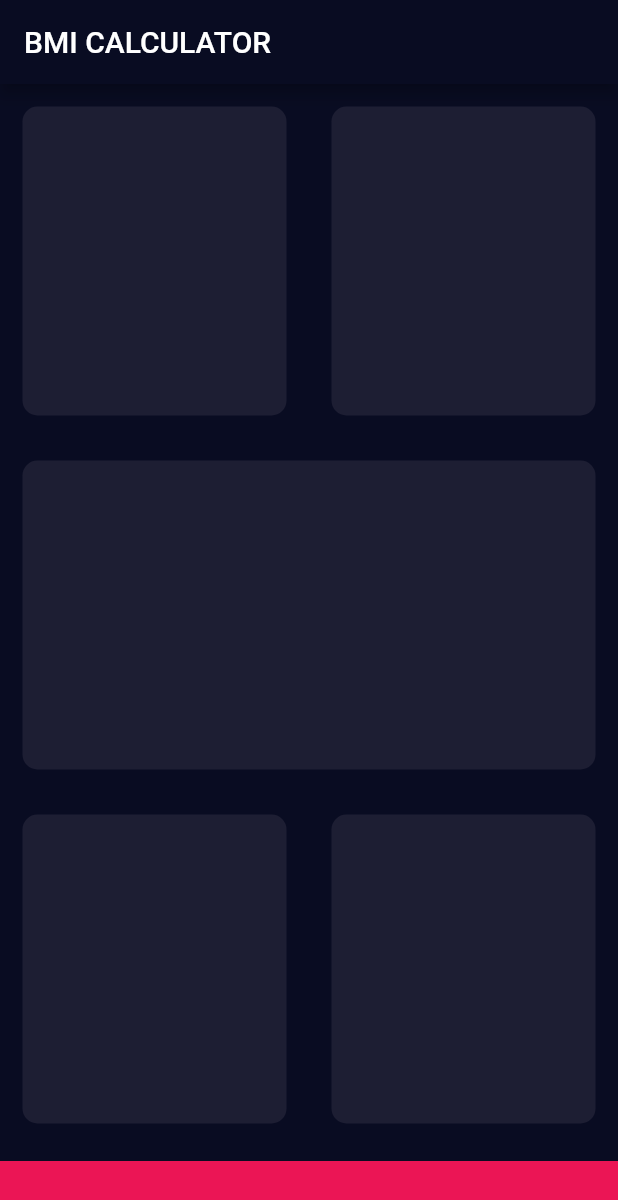
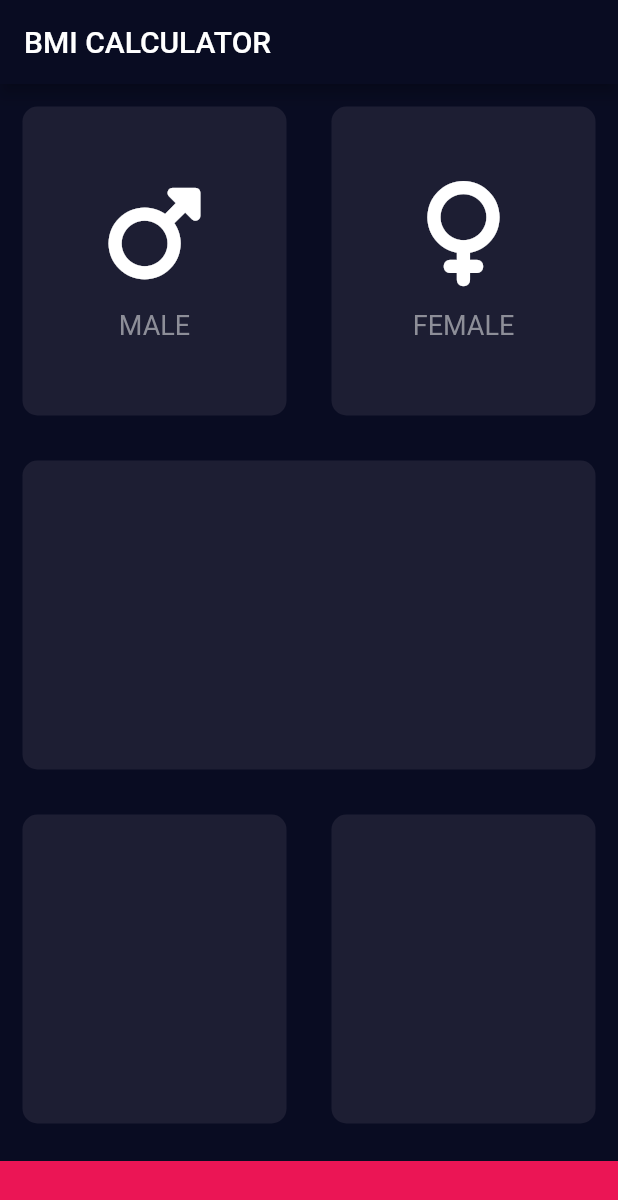
Before and after one commit to Sherry-jsp/BMI_calculator, a Flutter app: the screen it shows after launch, on a phone screen of 412 x 824 dp. Shown: the top 1200 px of the screen. Run offline on Flutter 3.47's test engine with Material 2 defaults, Android fonts, the phone set to English and light mode, and no system bars; our stand-ins replace font_awesome_flutter.

Commit message:
refactor(separation):custom widgets in different dart files

```diff
--- /dev/null
+++ b/lib/icon_content.dart
@@ -0,0 +1,33 @@
+import 'package:flutter/material.dart';
+
+const labelTextStyle = TextStyle(
+  fontSize: 18.0,
+  color: Color(0xFF8D8E98),
+);
+
+class IconContent extends StatelessWidget {
+  IconContent({this.icon, this.label});
+
+  final IconData? icon;
+  final String? label;
+
+  @override
+  Widget build(BuildContext context) {
+    return Column(
+      mainAxisAlignment: MainAxisAlignment.center,
+      children: [
+        Icon(
+          icon,
+          size: 70.0,
+        ),
+        SizedBox(
+          height: 15.0,
+        ),
+        Text(
+          label!,
+          style: labelTextStyle,
+        )
+      ],
+    );
+  }
+}
--- a/lib/input_page.dart
+++ b/lib/input_page.dart
@@ -1,5 +1,7 @@
 import 'package:flutter/material.dart';
 import 'package:font_awesome_flutter/font_awesome_flutter.dart';
+import 'icon_content.dart';
+import 'reusable_card.dart';
 
 const bottomContainerHeight = 50.0;
 const boxColor = Color(0xFF1D1E33);
@@ -26,25 +28,37 @@ class _InputPageState extends State<InputPage> {
               child: Row(
                 children: [
                   Expanded(
-                    child: ReusableCard(colour:boxColor),
+                    child: ReusableCard(
+                      colour: boxColor,
+                      cardChild: IconContent(
+                        icon: FontAwesomeIcons.mars,
+                        label: 'MALE',
+                      ),
+                    ),
                   ),
                   Expanded(
-                    child: ReusableCard(colour:boxColor),
+                    child: ReusableCard(
+                      colour: boxColor,
+                      cardChild: IconContent(
+                        icon: FontAwesomeIcons.venus,
+                        label: 'FEMALE',
+                      ),
+                    ),
                   ),
                 ],
               ),
             ),
             Expanded(
-              child:ReusableCard(colour:boxColor),
+              child: ReusableCard(colour: boxColor),
             ),
             Expanded(
               child: Row(
                 children: [
                   Expanded(
-                    child: ReusableCard(colour:boxColor),
+                    child: ReusableCard(colour: boxColor),
                   ),
                   Expanded(
-                    child: ReusableCard(colour:boxColor),
+                    child: ReusableCard(colour: boxColor),
                   ),
                 ],
               ),
@@ -61,22 +75,3 @@ class _InputPageState extends State<InputPage> {
     );
   }
 }
-
-class ReusableCard extends StatelessWidget {
-  ReusableCard({required this.colour, this.cardChild}); //constructor
-
-  final Color colour;
-  final Widget? cardChild;
-
-  @override
-  Widget build(BuildContext context) {
-    return Container(
-      margin: const EdgeInsets.all(15.0),
-      decoration: BoxDecoration(
-        color: colour,
-        borderRadius: BorderRadius.circular(10.0),
-      ),
-      child: cardChild,
-    );
-  }
-}
--- /dev/null
+++ b/lib/reusable_card.dart
@@ -0,0 +1,20 @@
+import 'package:flutter/material.dart';
+
+class ReusableCard extends StatelessWidget {
+  ReusableCard({required this.colour, this.cardChild}); //constructor
+
+  final Color colour;
+  final Widget? cardChild;
+
+  @override
+  Widget build(BuildContext context) {
+    return Container(
+      margin: const EdgeInsets.all(15.0),
+      decoration: BoxDecoration(
+        color: colour,
+        borderRadius: BorderRadius.circular(10.0),
+      ),
+      child: cardChild,
+    );
+  }
+}
```
